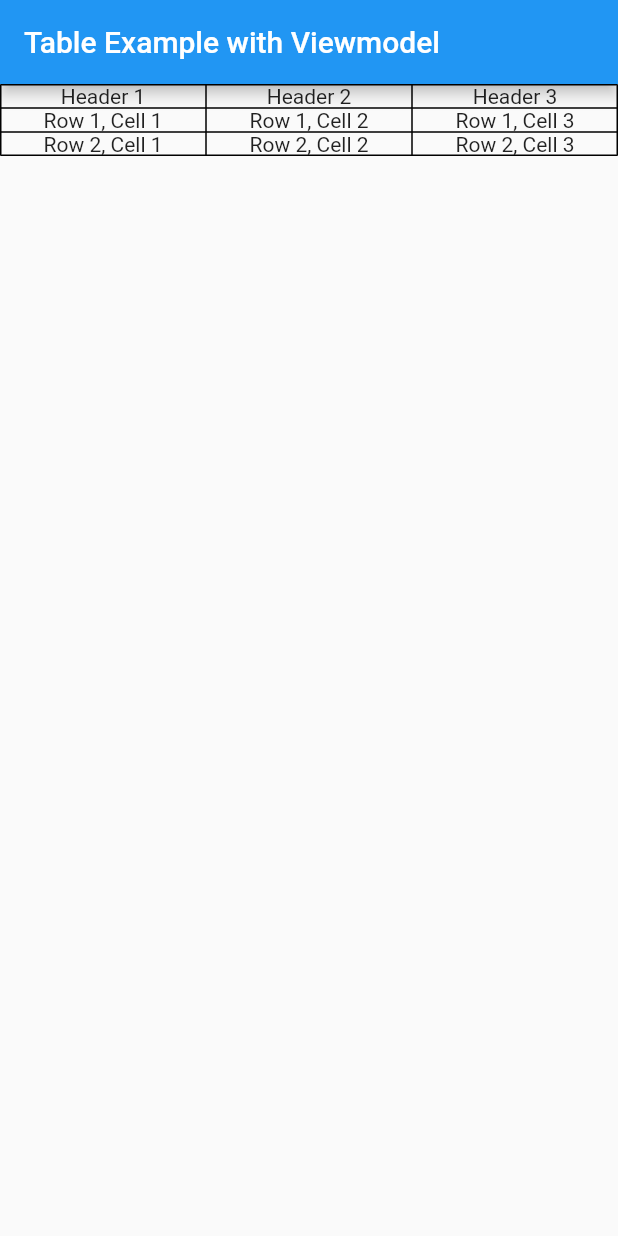
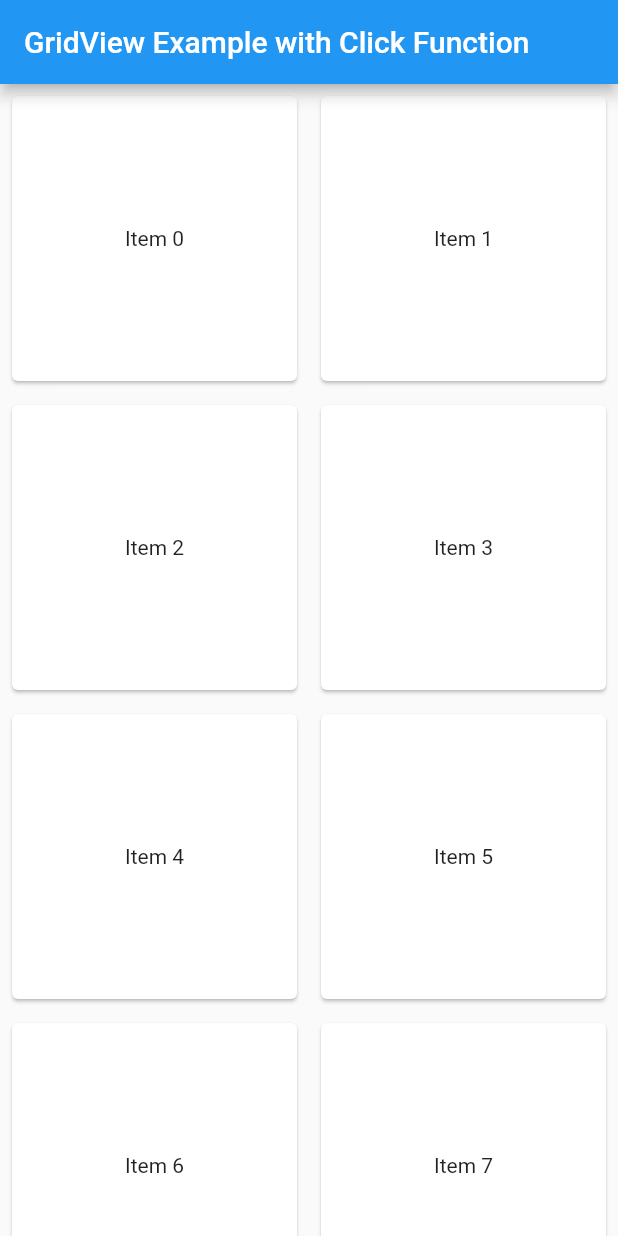
Before and after one commit to YYxDeveloper/ReptilesMacApp, a Flutter app: the screen it shows after launch, on a phone screen of 412 x 824 dp. Run offline on Flutter 3.47's test engine with Material 2 defaults, Android fonts, the phone set to English and light mode, and no system bars.

Commit message:
layout-like collectionView of iOS & have click function

```diff
--- a/lib/main.dart
+++ b/lib/main.dart
@@ -1,14 +1,5 @@
 import 'package:flutter/material.dart';
-import 'package:provider/provider.dart';
 
-
-class MyViewModel extends ChangeNotifier {
-  final List<List<String>> tableData = [
-    ['Header 1', 'Header 2', 'Header 3'],
-    ['Row 1, Cell 1', 'Row 1, Cell 2', 'Row 1, Cell 3'],
-    ['Row 2, Cell 1', 'Row 2, Cell 2', 'Row 2, Cell 3'],
-  ];
-}
 void main() {
   runApp(MyApp());
 }
@@ -17,37 +8,44 @@ class MyApp extends StatelessWidget {
   @override
   Widget build(BuildContext context) {
     return MaterialApp(
-      home: ChangeNotifierProvider(
-        create: (context) => MyViewModel(), // Provide the viewmodel
-        child: Scaffold(
-          appBar: AppBar(
-            title: Text('Table Example with Viewmodel'),
-          ),
-          body: MyTable(),
+      home: Scaffold(
+        appBar: AppBar(
+          title: Text('GridView Example with Click Function'),
         ),
+        body: MyGridView(),
       ),
     );
   }
 }
 
-class MyTable extends StatelessWidget {
+class MyGridView extends StatelessWidget {
+  final List<String> items = List.generate(20, (index) => 'Item $index');
+
+  void onItemClick(String item) {
+    print('Clicked on $item');
+    // 可以在這裡執行任何點擊後的操作
+  }
+
   @override
   Widget build(BuildContext context) {
-    final viewModel = Provider.of<MyViewModel>(context); // Access the viewmodel
-
-    return Table(
-      border: TableBorder.all(),
-      children: viewModel.tableData.map((rowData) {
-        return TableRow(
-          children: rowData.map((cellData) {
-            return TableCell(
-              child: Center(
-                child: Text(cellData),
-              ),
-            );
-          }).toList(),
+    return GridView.builder(
+      gridDelegate: SliverGridDelegateWithFixedCrossAxisCount(
+        crossAxisCount: 2, // 設定列數
+      ),
+      itemCount: items.length,
+      itemBuilder: (BuildContext context, int index) {
+        return GestureDetector(
+          onTap: () {
+            onItemClick(items[index]);
+          },
+          child: Card(
+            margin: EdgeInsets.all(8.0),
+            child: Center(
+              child: Text(items[index]),
+            ),
+          ),
         );
-      }).toList(),
+      },
     );
   }
 }
```
